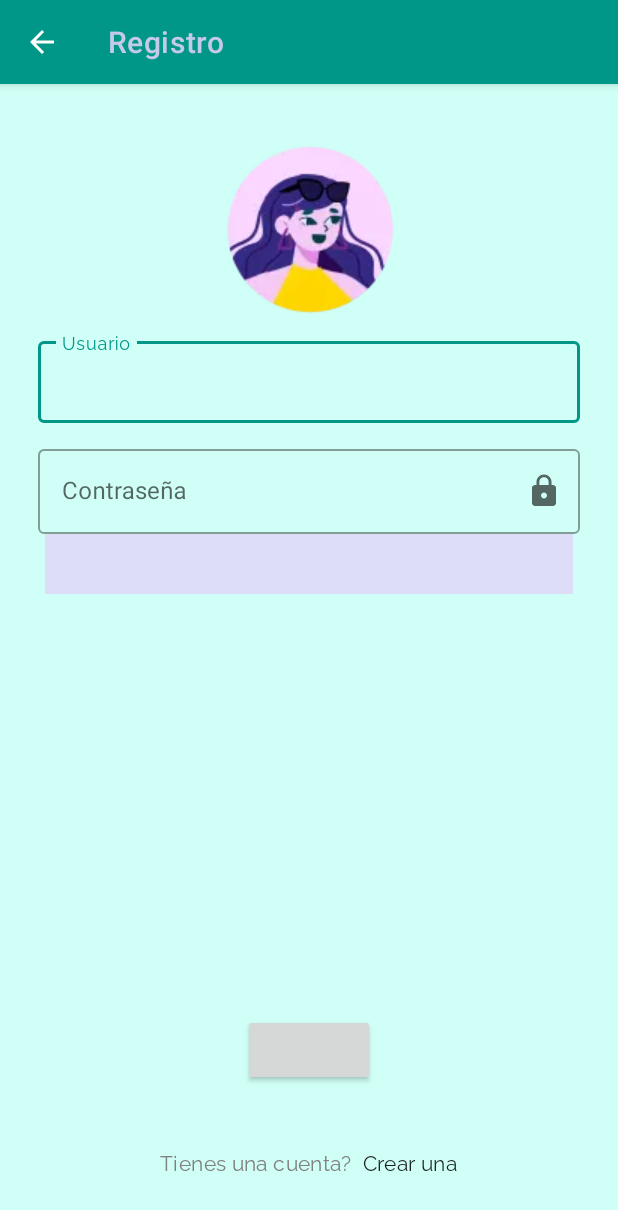
After one commit to DiegoDonoso000/Travelling, an Android app: the NewAccountActivity screen opened directly, with no data from a screen before it, on a phone screen of 412 x 824 dp. The commit adds this screen. Shown: the top 1210 px of the screen. Run offline under Robolectric (Android 15) with nearby library versions, the phone set to English and light mode, and no system bars.

Commit message:
Incorporacion de la actividad Registro

```diff
--- a/app/src/main/AndroidManifest.xml
+++ b/app/src/main/AndroidManifest.xml
@@ -13,21 +13,29 @@
         android:theme="@style/Theme.Travelling.noBar"
         tools:targetApi="31">
         <activity
+            android:name=".NewAccountActivity"
+            android:exported="false">
+            <meta-data
+                android:name="android.app.lib_name"
+                android:value="" />
+        </activity>
+        <activity
             android:name=".MainActivity"
             android:exported="true"
             android:theme="@style/Theme.Travelling">
             <intent-filter>
                 <action android:name="android.intent.action.MAIN" />
+
                 <category android:name="android.intent.category.LAUNCHER" />
             </intent-filter>
+
             <meta-data
                 android:name="android.app.lib_name"
                 android:value="" />
         </activity>
         <activity
             android:name=".HomeActivity"
-            android:exported="false"
-            >
+            android:exported="false">
             <meta-data
                 android:name="android.app.lib_name"
                 android:value="" />
@@ -46,6 +54,7 @@
                 android:name="android.app.lib_name"
                 android:value="" />
         </activity>
+
         <meta-data
             android:name="preloaded_fonts"
             android:resource="@array/preloaded_fonts" />
--- a/app/src/main/java/es/travelWorld/travelling/MainActivity.java
+++ b/app/src/main/java/es/travelWorld/travelling/MainActivity.java
@@ -8,7 +8,6 @@ import android.view.View;
 import android.view.Window;
 import android.widget.AdapterView;
 import android.widget.ArrayAdapter;
-import android.widget.Spinner;
 
 import es.travelWorld.travelling.databinding.ActivityMainBinding;
 public class MainActivity extends AppCompatActivity {
--- /dev/null
+++ b/app/src/main/java/es/travelWorld/travelling/NewAccountActivity.java
@@ -0,0 +1,22 @@
+package es.travelWorld.travelling;
+
+import androidx.appcompat.app.AppCompatActivity;
+
+import android.os.Bundle;
+import android.view.Window;
+
+import es.travelWorld.travelling.databinding.ActivityNewAccountBinding;
+
+public class NewAccountActivity extends AppCompatActivity {
+    ActivityNewAccountBinding bindingActivity;
+
+    @Override
+    protected void onCreate(Bundle savedInstanceState) {
+        super.onCreate(savedInstanceState);
+        bindingActivity = ActivityNewAccountBinding.inflate(getLayoutInflater());
+        Window window = this.getWindow();
+        window.setStatusBarColor(this.getColor(R.color.background_new_account));
+        setContentView(bindingActivity.getRoot());
+
+    }
+}
--- /dev/null
+++ b/app/src/main/res/drawable/ic_back.xml
@@ -0,0 +1,5 @@
+<vector android:autoMirrored="true" android:height="24dp"
+    android:tint="#FFFFFF" android:viewportHeight="24"
+    android:viewportWidth="24" android:width="24dp" xmlns:android="http://schemas.android.com/apk/res/android">
+    <path android:fillColor="@android:color/white" android:pathData="M20,11H7.83l5.59,-5.59L12,4l-8,8 8,8 1.41,-1.41L7.83,13H20v-2z"/>
+</vector>
--- /dev/null
+++ b/app/src/main/res/layout/activity_new_account.xml
@@ -0,0 +1,130 @@
+<?xml version="1.0" encoding="utf-8"?>
+<androidx.coordinatorlayout.widget.CoordinatorLayout xmlns:android="http://schemas.android.com/apk/res/android"
+    xmlns:app="http://schemas.android.com/apk/res-auto"
+    xmlns:tools="http://schemas.android.com/tools"
+    android:layout_width="match_parent"
+    android:layout_height="match_parent"
+    android:background="@color/agua"
+    tools:context=".NewAccountActivity">
+    <com.google.android.material.appbar.AppBarLayout
+        android:layout_width="match_parent"
+        android:layout_height="wrap_content">
+    <com.google.android.material.appbar.MaterialToolbar
+        android:id="@+id/toolbar"
+        style="@style/Widget.MaterialComponents.Toolbar.Primary"
+        android:layout_width="match_parent"
+        android:layout_height="?attr/actionBarSize"
+        app:title="@string/new_account_label"
+        app:navigationIcon="@drawable/ic_back"
+        android:background="?attr/colorPrimary"
+        app:layout_collapseMode="pin"
+        app:layout_constraintStart_toStartOf="parent"
+        app:layout_constraintTop_toTopOf="parent">
+    </com.google.android.material.appbar.MaterialToolbar>
+    </com.google.android.material.appbar.AppBarLayout>
+    <androidx.constraintlayout.widget.ConstraintLayout
+        android:layout_width="match_parent"
+        android:layout_height="match_parent"
+        app:layout_behavior="com.google.android.material.appbar.AppBarLayout$ScrollingViewBehavior"
+        >
+    <androidx.appcompat.widget.AppCompatImageView
+        android:id="@+id/user_picture"
+        android:layout_width="wrap_content"
+        android:layout_height="wrap_content"
+        android:layout_marginTop="40dp"
+        android:background="@color/agua"
+        app:layout_constraintEnd_toEndOf="parent"
+        app:layout_constraintStart_toStartOf="parent"
+        app:layout_constraintTop_toTopOf="parent"
+        app:srcCompat="@drawable/imagen_registro">
+
+    </androidx.appcompat.widget.AppCompatImageView>
+
+    <com.google.android.material.textfield.TextInputLayout
+        android:id="@+id/first_name"
+        style="@style/Widget.MaterialComponents.TextInputLayout.OutlinedBox"
+        android:layout_width="match_parent"
+        android:layout_height="wrap_content"
+        android:layout_marginHorizontal="@dimen/horizontal_margin_login_input"
+        android:layout_marginTop="@dimen/top_margin_login_input"
+        android:hint="@string/login_usuari_hint"
+        app:layout_constraintStart_toStartOf="parent"
+        app:layout_constraintTop_toBottomOf="@+id/user_picture">
+
+        <com.google.android.material.textfield.TextInputEditText
+            android:layout_width="match_parent"
+            android:layout_height="wrap_content"
+            android:textAppearance="@style/TextAppearance.Travelling.Body2"></com.google.android.material.textfield.TextInputEditText>
+    </com.google.android.material.textfield.TextInputLayout>
+
+    <com.google.android.material.textfield.TextInputLayout
+        android:id="@+id/second_name"
+        style="@style/Widget.MaterialComponents.TextInputLayout.OutlinedBox"
+        android:layout_width="match_parent"
+        android:layout_height="wrap_content"
+        android:layout_marginHorizontal="@dimen/horizontal_margin_login_input"
+        android:layout_marginTop="@dimen/top_margin_login_input"
+        android:hint="@string/login_password_hint"
+        app:endIconDrawable="@drawable/ic_baseline_lock_24"
+        app:endIconMode="custom"
+        app:layout_constraintStart_toStartOf="parent"
+        app:layout_constraintTop_toBottomOf="@+id/first_name">
+
+        <com.google.android.material.textfield.TextInputEditText
+            android:layout_width="match_parent"
+            android:layout_height="match_parent"
+            android:inputType="textPassword"></com.google.android.material.textfield.TextInputEditText>
+    </com.google.android.material.textfield.TextInputLayout>
+
+    <androidx.appcompat.widget.AppCompatSpinner
+        android:id="@+id/age_spinner"
+        style="@style/Widget.AppCompat.DropDownItem.Spinner"
+        android:layout_width="match_parent"
+        android:layout_height="40dp"
+        android:layout_marginHorizontal="30dp"
+        android:background="@color/amarillo_claro"
+        android:backgroundTint="@color/lavanda1"
+        android:backgroundTintMode="src_in"
+        android:paddingHorizontal="0dp"
+        app:layout_constraintStart_toStartOf="parent"
+        app:layout_constraintTop_toBottomOf="@id/second_name"></androidx.appcompat.widget.AppCompatSpinner>
+
+    <androidx.appcompat.widget.AppCompatButton
+        android:id="@+id/age_button"
+        android:layout_width="wrap_content"
+        android:layout_height="wrap_content"
+        app:layout_constraintBottom_toTopOf="@+id/login_get_account_frame"
+        app:layout_constraintEnd_toEndOf="parent"
+        app:layout_constraintStart_toStartOf="parent"
+        android:layout_marginBottom="40dp"
+        tools:text="pointme"></androidx.appcompat.widget.AppCompatButton>
+
+    <LinearLayout
+        android:id="@+id/login_get_account_frame"
+        android:layout_width="match_parent"
+        android:layout_height="wrap_content"
+        android:layout_marginHorizontal="@dimen/horizontal_margin_login_input"
+        android:layout_marginBottom="40dp"
+        android:gravity="center_horizontal"
+        app:layout_constraintBottom_toBottomOf="parent"
+        app:layout_constraintEnd_toEndOf="parent"
+        app:layout_constraintStart_toStartOf="parent">
+
+        <androidx.appcompat.widget.AppCompatTextView
+            android:id="@+id/get_account_text"
+            android:layout_width="wrap_content"
+            android:layout_height="wrap_content"
+            android:text="@string/account_create_text"
+            android:textAppearance="?appTravellingBody2Inverse"></androidx.appcompat.widget.AppCompatTextView>
+
+        <androidx.appcompat.widget.AppCompatTextView
+            android:id="@+id/get_account_action_text"
+            android:layout_width="wrap_content"
+            android:layout_height="wrap_content"
+            android:layout_marginLeft="8dp"
+            android:text="@string/account_create_action_text"
+            android:textAppearance="?appTravellingBody2"></androidx.appcompat.widget.AppCompatTextView>
+    </LinearLayout>
+    </androidx.constraintlayout.widget.ConstraintLayout>
+
+</androidx.coordinatorlayout.widget.CoordinatorLayout>
--- a/app/src/main/res/values/colors.xml
+++ b/app/src/main/res/values/colors.xml
@@ -20,6 +20,8 @@
     <color name="status_bar_home">@color/white</color>
     <color name="status_bar_login">@color/white</color>
     <color name="status_bar_main">@color/white</color>
+    <color name="background_new_account">@color/agua</color>
+
     <!--Theme Colors-->
     <color name="primaryColor">#009688</color>
     <color name="primaryLightColor">#52c7b8</color>
--- a/app/src/main/res/values/strings.xml
+++ b/app/src/main/res/values/strings.xml
@@ -22,4 +22,5 @@
     <string name="onboard_descripcion">Hola! estamos buscando a usuarios con inquietudes y ganas de viajar.         Si eres tú? no lo dudes, accede a nuestra app y descubrirá miles de destinos y facilidades para alquilar coches, ver el tiempo, etc</string>
     <string name="in_construction_text_handler">in construction</string>
     <string name="label_spinner_text">Seleccione destino</string>
+    <string name="new_account_label">Registro</string>
 </resources>
```
Also changed, not shown: app/src/main/res/drawable/imagen_registro.webp (added).
